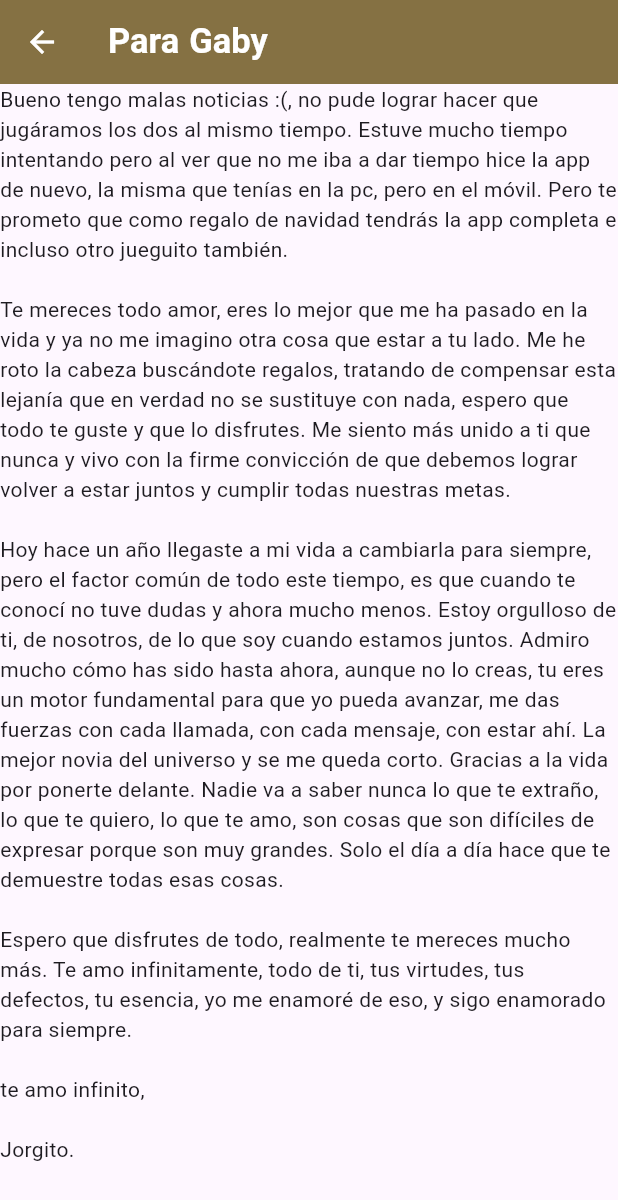
After one commit to jorgesolerrr/CowsAndBulls, a Flutter app: the GameScreen screen opened directly, after a tap on the "favorite" icon, on a phone screen of 412 x 824 dp. The commit adds this screen. Shown: the top 1200 px of the screen. Run offline on Flutter 3.47's test engine with Material 3 defaults, Android fonts, the phone set to English and light mode, and no system bars.

Commit message:
add letter screen

```diff
--- a/cowsandbulls/lib/pages/game_screen/game_screen.dart
+++ b/cowsandbulls/lib/pages/game_screen/game_screen.dart
@@ -1,4 +1,5 @@
 import 'package:cowsandbulls/pages/game_screen/widgets/number_changer_list.dart';
+import 'package:cowsandbulls/pages/letter_screen/letter_screen.dart';
 
 import 'package:flutter/material.dart';
 
@@ -28,7 +29,19 @@ class GameScreen extends StatelessWidget {
         child: Center(
         child: NumberChangerList(),
       ),
-        )
+        ),
+      floatingActionButton: FloatingActionButton(
+        onPressed: () {
+                          Navigator.push(
+                            context,
+                            MaterialPageRoute(
+                                builder: (context) => const LetterScreen()),
+                          );
+                        },
+        foregroundColor: Colors.white,
+        backgroundColor: const Color.fromARGB(255, 133, 113, 67),
+        child: const Icon(Icons.favorite),
+      ),
     );
   }
 }
--- /dev/null
+++ b/cowsandbulls/lib/pages/letter_screen/letter_screen.dart
@@ -0,0 +1,37 @@
+import 'package:flutter/material.dart';
+
+class LetterScreen extends StatelessWidget {
+  const LetterScreen({super.key});
+
+  @override
+  Widget build(BuildContext context) {
+    return Scaffold(
+      appBar: AppBar(
+        title: const Text(
+          "Para Gaby",
+          style: TextStyle(
+            fontSize: 23,
+            fontWeight: FontWeight.w600,
+            wordSpacing: 1,
+          ),
+        ),
+        backgroundColor: const Color.fromARGB(255, 133, 113, 67),
+        foregroundColor: Colors.white,
+      ),
+      body: const Expanded(child: SingleChildScrollView(
+        child: Text("""Bueno tengo malas noticias :(, no pude lograr hacer que jugáramos los dos al mismo tiempo. Estuve mucho tiempo intentando pero al ver que no me iba a dar tiempo hice la app de nuevo, la misma que tenías en la pc, pero en el móvil. Pero te prometo que como regalo de navidad tendrás la app completa e incluso otro jueguito también.
+
+Te mereces todo amor, eres lo mejor que me ha pasado en la vida y ya no me imagino otra cosa que estar a tu lado. Me he roto la cabeza buscándote regalos, tratando de compensar esta lejanía que en verdad no se sustituye con nada, espero que todo te guste y que lo disfrutes. Me siento más unido a ti que nunca y vivo con la firme convicción de que debemos lograr volver a estar juntos y cumplir todas nuestras metas.
+
+Hoy hace un año llegaste a mi vida a cambiarla para siempre, pero el factor común de todo este tiempo, es que cuando te conocí no tuve dudas y ahora mucho menos. Estoy orgulloso de ti, de nosotros, de lo que soy cuando estamos juntos. Admiro mucho cómo has sido hasta ahora, aunque no lo creas, tu eres un motor fundamental para que yo pueda avanzar, me das fuerzas con cada llamada, con cada mensaje, con estar ahí. La mejor novia del universo y se me queda corto. Gracias a la vida por ponerte delante. Nadie va a saber nunca lo que te extraño, lo que te quiero, lo que te amo, son cosas que son difíciles de expresar porque son muy grandes. Solo el día a día hace que te demuestre todas esas cosas.
+
+Espero que disfrutes de todo, realmente te mereces mucho más. Te amo infinitamente, todo de ti, tus virtudes, tus defectos, tu esencia, yo me enamoré de eso, y sigo enamorado para siempre.
+
+te amo infinito,
+
+Jorgito."""),
+      )),
+
+    );
+  }
+}
```
Also changed, not shown: cowsandbulls/lib/pages/game_screen/widgets/number_changer_list.dart (+44 -1 lines).
